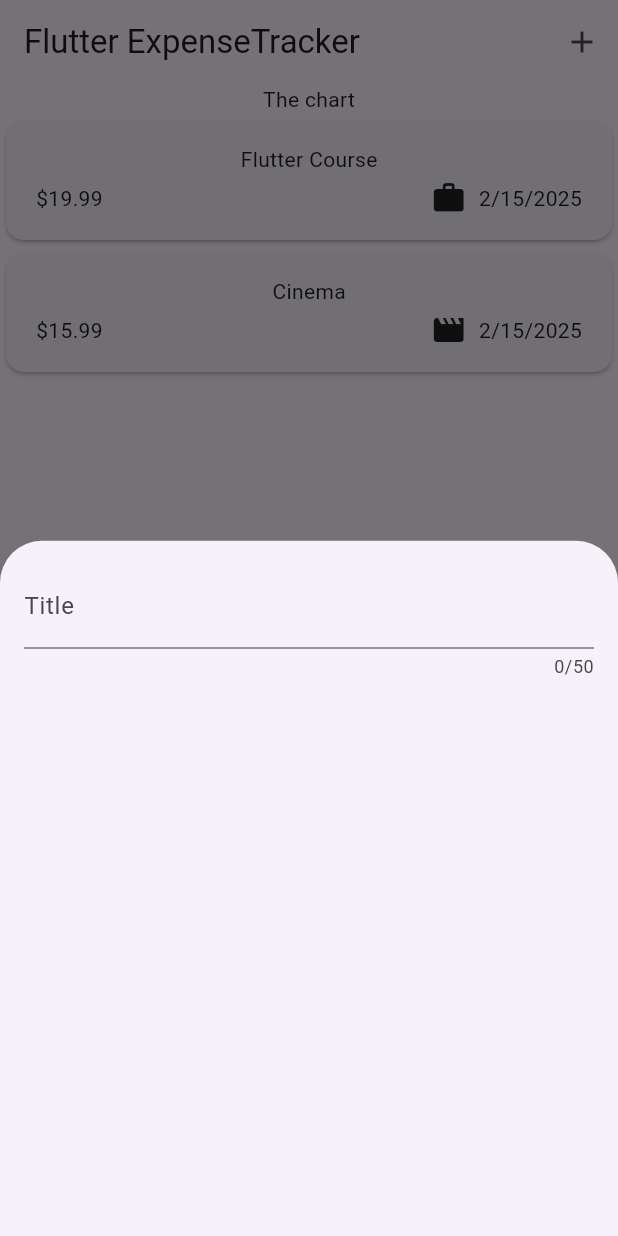
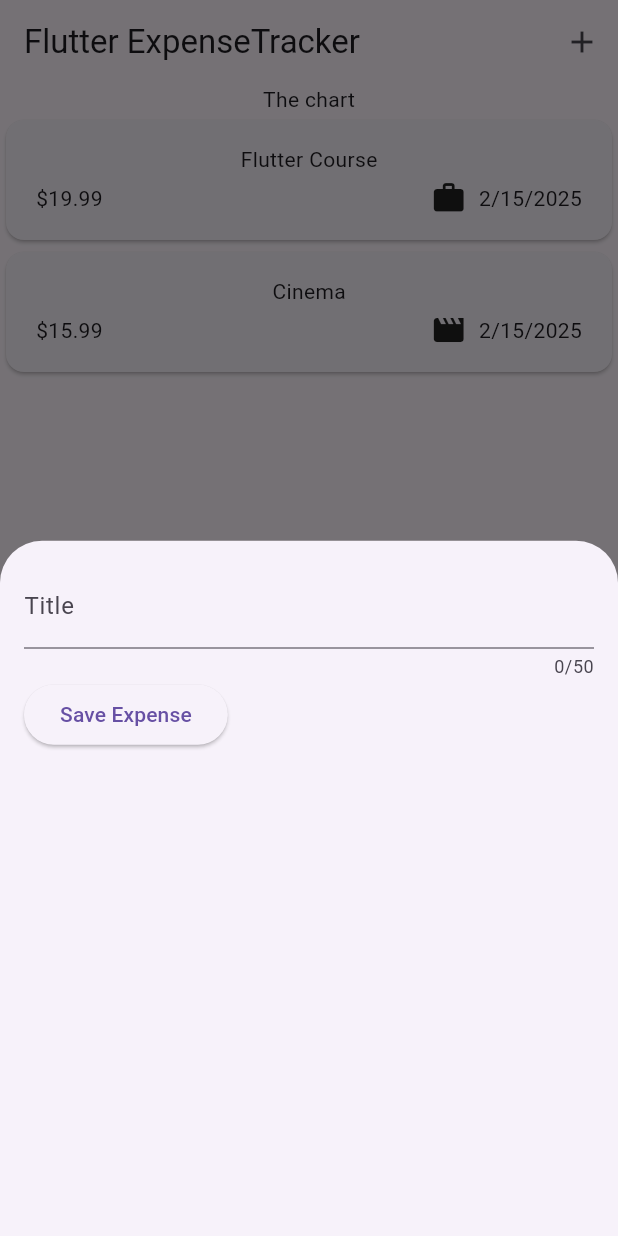
Before and after one commit to amosteandai/Flutter_Expense_Tracker_App, a Flutter app: the screen it shows after launch, after a tap on the "add" icon, on a phone screen of 412 x 824 dp. Run offline on Flutter 3.47's test engine with Material 3 defaults, Android fonts, the phone set to English and light mode, and no system bars.

```diff
--- a/lib/widgets/new_expense.dart
+++ b/lib/widgets/new_expense.dart
@@ -10,15 +10,32 @@ class NewExpense extends StatefulWidget {
 }
 
 class _NewExpenseState extends State<NewExpense> {
+  var _enteredTitle = '';
+
+  void _saveTitleInput(String inputValue) {
+    _enteredTitle = inputValue;
+  }
+
   @override
   Widget build(BuildContext context) {
     return Padding(
       padding: const EdgeInsets.all(16),
       child: Column(
-        children: const [
+        children: [
           TextField(
+            onChanged: _saveTitleInput,
             maxLength: 50,
             decoration: InputDecoration(label: Text('Title')),
+          ),
+          Row(
+            children: [
+              ElevatedButton(
+                onPressed: () {
+                  print(_enteredTitle);
+                },
+                child: Text('Save Expense'),
+              ),
+            ],
           )
         ],
       ),
```
